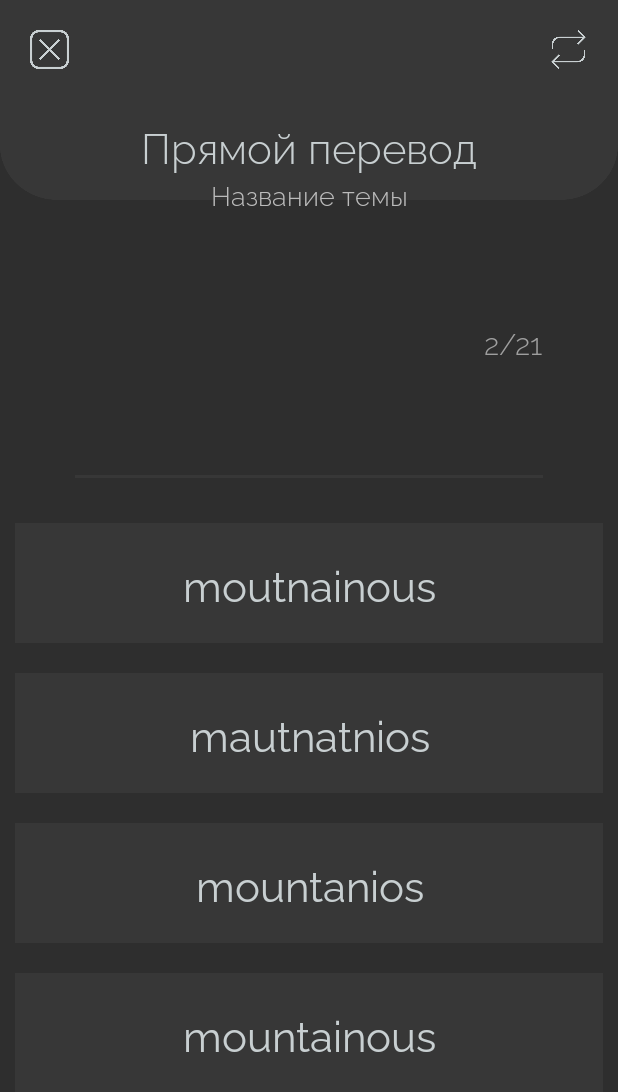
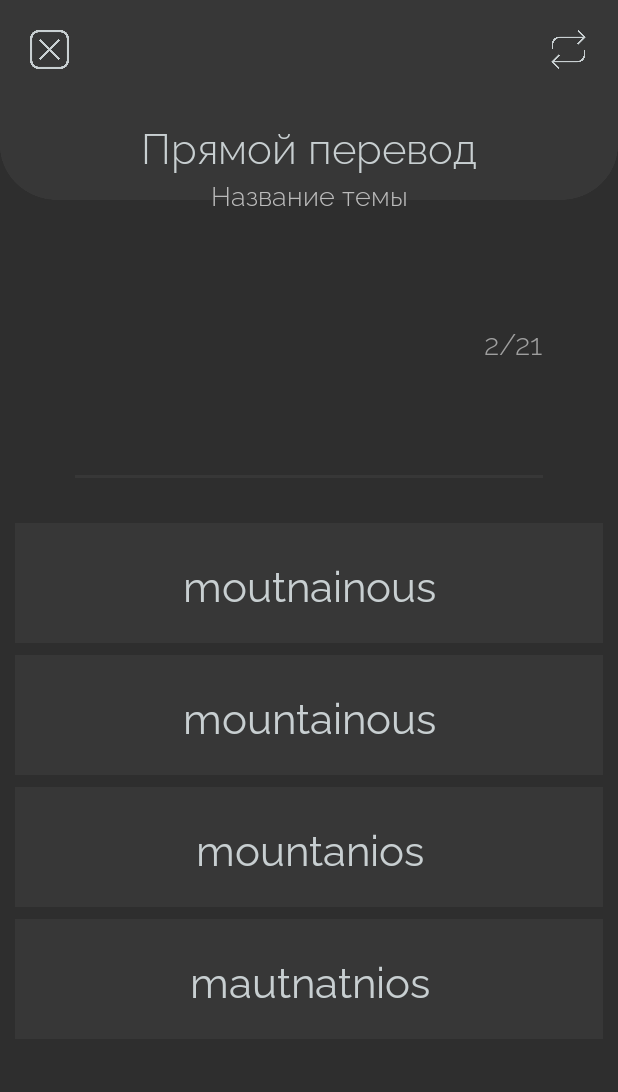
Before and after one commit to Arcadudu/DanaTest, an Android app: the Test3FourOptions screen opened directly, with no data from a screen before it, on a phone screen of 412 x 824 dp. Shown: the top 1092 px of the screen. Run offline under Robolectric (Android 15) with nearby library versions, the phone set to English and light mode, and no system bars; 10 statements that could not run were skipped.

Commit message:
Test3FourOptions doing good. in process

```diff
--- a/app/src/main/res/layout/activity_test3_four_options.xml
+++ b/app/src/main/res/layout/activity_test3_four_options.xml
@@ -122,52 +122,53 @@
         style="?android:attr/borderlessButtonStyle"
         android:layout_width="0dp"
         android:layout_height="80dp"
-        android:layout_marginTop="20dp"
+        android:layout_marginTop="8dp"
         android:background="@color/dark_statusbar_color"
         android:fontFamily="@font/raleway_regular"
         android:gravity="center"
         android:text="mountainous"
         android:textAllCaps="false"
         android:textColor="@color/dark_icons_color"
-        android:textSize="28dp"
+        android:textSize="28sp"
         app:layout_constraintEnd_toEndOf="parent"
         app:layout_constraintStart_toStartOf="parent"
-        app:layout_constraintTop_toBottomOf="@+id/btn_option3" />
+        app:layout_constraintTop_toBottomOf="@+id/btn_option1" />
 
     <Button
         android:id="@+id/btn_option3"
         style="?android:attr/borderlessButtonStyle"
         android:layout_width="0dp"
         android:layout_height="80dp"
-        android:layout_marginTop="20dp"
+        android:layout_marginTop="8dp"
         android:background="@color/dark_statusbar_color"
         android:fontFamily="@font/raleway_regular"
         android:gravity="center"
         android:text="mountanios"
         android:textAllCaps="false"
         android:textColor="@color/dark_icons_color"
-        android:textSize="28dp"
+        android:textSize="28sp"
         app:layout_constraintEnd_toEndOf="parent"
+        app:layout_constraintHorizontal_bias="0.8"
         app:layout_constraintStart_toStartOf="parent"
-        app:layout_constraintTop_toBottomOf="@+id/btn_option4" />
+        app:layout_constraintTop_toBottomOf="@+id/btn_option2" />
 
     <Button
         android:id="@+id/btn_option4"
         style="?android:attr/borderlessButtonStyle"
         android:layout_width="0dp"
         android:layout_height="80dp"
-        android:layout_marginTop="20dp"
+        android:layout_marginTop="8dp"
         android:background="@color/dark_statusbar_color"
         android:fontFamily="@font/raleway_regular"
         android:gravity="center"
         android:text="mautnatnios"
         android:textAllCaps="false"
         android:textColor="@color/dark_icons_color"
-        android:textSize="28dp"
+        android:textSize="28sp"
         app:layout_constraintEnd_toEndOf="parent"
-        app:layout_constraintHorizontal_bias="0.7"
+        app:layout_constraintHorizontal_bias="0.8"
         app:layout_constraintStart_toStartOf="parent"
-        app:layout_constraintTop_toBottomOf="@+id/btn_option1" />
+        app:layout_constraintTop_toBottomOf="@+id/btn_option3" />
 
 
 </androidx.constraintlayout.widget.ConstraintLayout>
```
Also changed, not shown: app/src/main/java/ru/arcadudu/danatest/test/test3_four_options/Test3FourOptions.java (+66 -19 lines).
